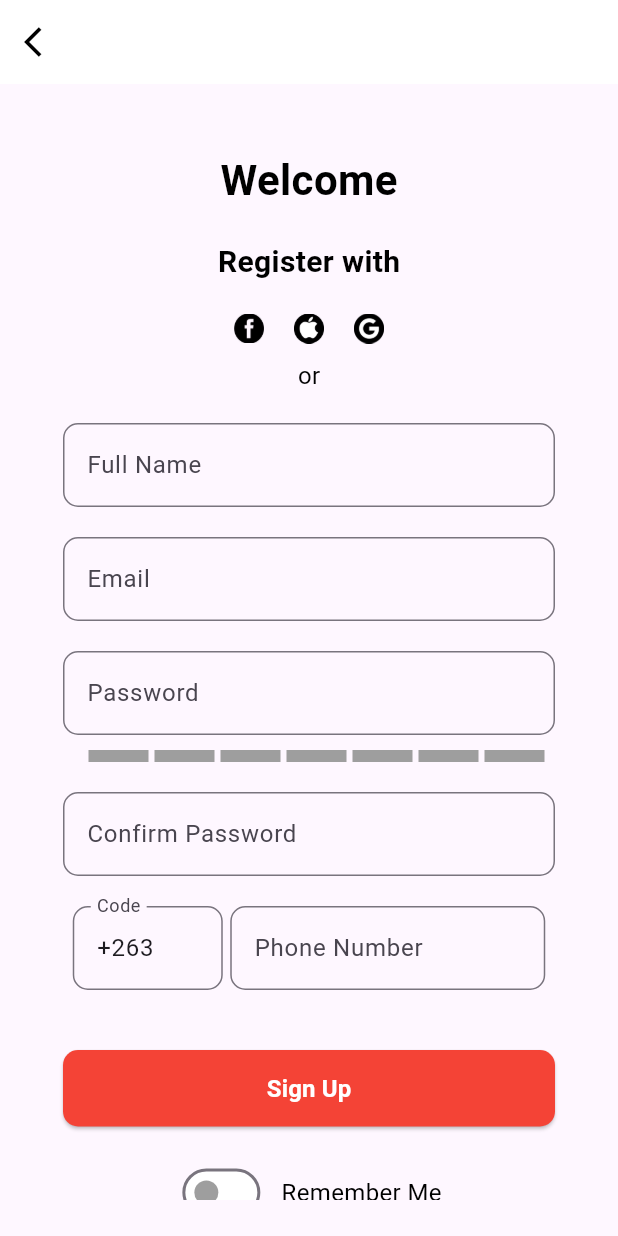
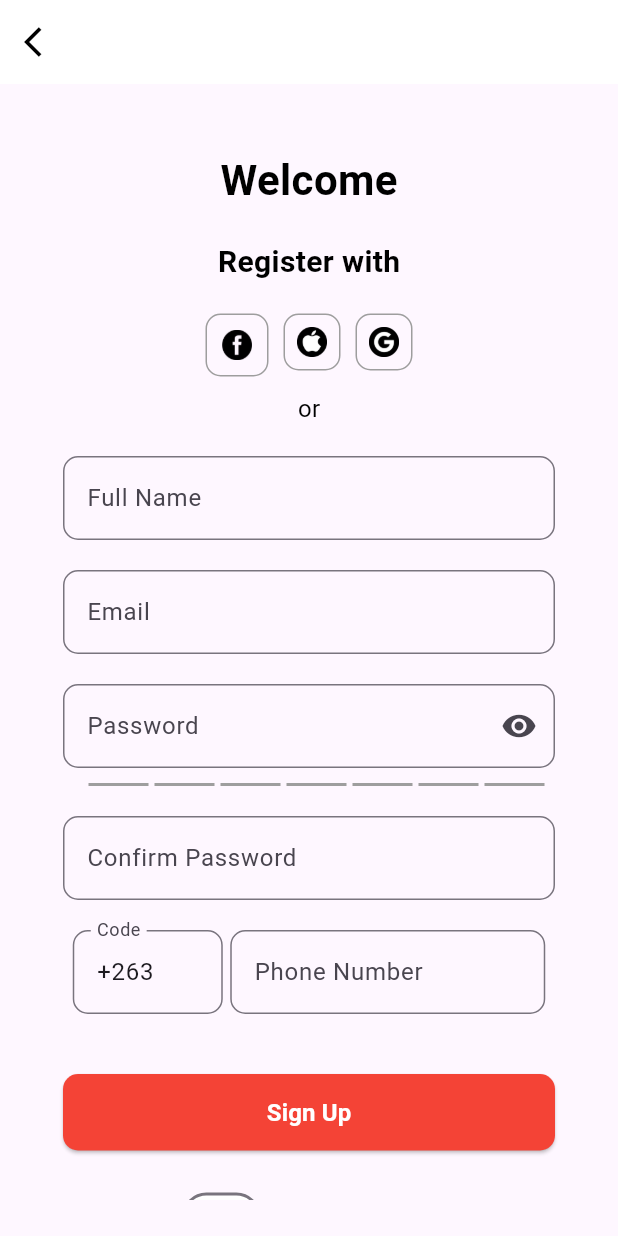
Before and after one commit to iamkonnect/FuelChecker, a Flutter app: the SignUpScreenV7 screen opened directly, on a phone screen of 412 x 824 dp. Run offline on Flutter 3.47's test engine with Material 3 defaults, Android fonts, the phone set to English and light mode, and no system bars; our stand-ins replace email_validator, google_maps_flutter, location.

Commit message:
fixed icons borders and password show/hidden toggle

```diff
--- a/lib/screens/signup_screen_v7.dart
+++ b/lib/screens/signup_screen_v7.dart
@@ -10,11 +10,21 @@ class SignUpScreenV7 extends StatefulWidget {
 }
 
 class SignUpScreenV7State extends State<SignUpScreenV7> {
+  bool _obscureText = true; // To toggle password visibility
+
+  void _togglePasswordVisibility() {
+    setState(() {
+      _obscureText = !_obscureText;
+    });
+  }
+
   final TextEditingController _fullNameController = TextEditingController();
   final TextEditingController _emailController = TextEditingController();
   final TextEditingController _passwordController = TextEditingController();
-  final TextEditingController _confirmPasswordController = TextEditingController();
-  final TextEditingController _countryCodeController = TextEditingController(text: '+263');
+  final TextEditingController _confirmPasswordController =
+      TextEditingController();
+  final TextEditingController _countryCodeController =
+      TextEditingController(text: '+263');
   final TextEditingController _phoneController = TextEditingController();
   Color _passwordStrengthColor = Colors.black;
   String _passwordStrength = '';
@@ -62,7 +72,8 @@ class SignUpScreenV7State extends State<SignUpScreenV7> {
     Navigator.push(
       context,
       MaterialPageRoute(
-        builder: (context) => OtpVerificationScreenV4(phoneNumber: _phoneController.text),
+        builder: (context) =>
+            OtpVerificationScreenV4(phoneNumber: _phoneController.text),
       ),
     );
   }
@@ -96,22 +107,67 @@ class SignUpScreenV7State extends State<SignUpScreenV7> {
                 const SizedBox(height: 20),
                 const Text(
                   'Welcome',
-                  style: TextStyle(fontSize: 28, fontWeight: FontWeight.bold, color: Colors.black), // Increased size and bold
+                  style: TextStyle(
+                      fontSize: 28,
+                      fontWeight: FontWeight.bold,
+                      color: Colors.black), // Increased size and bold
                 ),
                 const SizedBox(height: 20),
-                const Text('Register with', style: TextStyle(fontSize: 20, fontWeight: FontWeight.bold, color: Colors.black)),
+                const Text('Register with',
+                    style: TextStyle(
+                        fontSize: 20,
+                        fontWeight: FontWeight.bold,
+                        color: Colors.black)),
                 const SizedBox(height: 20),
                 Wrap(
                   alignment: WrapAlignment.center,
-                  spacing: 20,
+                  spacing: 10, // Reduced the spacing between icons
                   children: [
-                    Image.asset('lib/assets/images/Facebook Icon.png', width: 20, height: 20), // Updated Facebook icon name
-                    Image.asset('lib/assets/images/apple icon logo.png', width: 20, height: 20), // Updated Apple icon
-                    Image.asset('lib/assets/images/Black Google Icon.png', width: 20, height: 20), // Google icon
+                    Container(
+                      padding: const EdgeInsets.all(
+                          10), // Reduced padding inside the icon container
+                      decoration: BoxDecoration(
+                        border: Border.all(
+                            color: Colors.grey), // Add a border with a color
+                        borderRadius: BorderRadius.circular(
+                            10), // Slightly rounded corners
+                      ),
+                      child: Image.asset(
+                        'lib/assets/images/Facebook Icon.png',
+                        width: 20,
+                        height: 20,
+                      ),
+                    ),
+                    Container(
+                      padding: const EdgeInsets.all(8),
+                      decoration: BoxDecoration(
+                        border: Border.all(color: Colors.grey),
+                        borderRadius: BorderRadius.circular(10),
+                      ),
+                      child: Image.asset(
+                        'lib/assets/images/apple icon logo.png',
+                        width: 20,
+                        height: 20,
+                      ),
+                    ),
+                    Container(
+                      padding: const EdgeInsets.all(8),
+                      decoration: BoxDecoration(
+                        border: Border.all(color: Colors.grey),
+                        borderRadius: BorderRadius.circular(10),
+                      ),
+                      child: Image.asset(
+                        'lib/assets/images/Black Google Icon.png',
+                        width: 20,
+                        height: 20,
+                      ),
+                    ),
                   ],
                 ),
+
                 const SizedBox(height: 10),
-                const Text('or', style: TextStyle(fontSize: 16, color: Colors.black)),
+                const Text('or',
+                    style: TextStyle(fontSize: 16, color: Colors.black)),
                 const SizedBox(height: 20),
                 SizedBox(
                   width: 328,
@@ -119,7 +175,8 @@ class SignUpScreenV7State extends State<SignUpScreenV7> {
                     controller: _fullNameController,
                     decoration: InputDecoration(
                       labelText: 'Full Name',
-                      border: OutlineInputBorder(borderRadius: BorderRadius.circular(10)),
+                      border: OutlineInputBorder(
+                          borderRadius: BorderRadius.circular(10)),
                     ),
                   ),
                 ),
@@ -130,7 +187,8 @@ class SignUpScreenV7State extends State<SignUpScreenV7> {
                     controller: _emailController,
                     decoration: InputDecoration(
                       labelText: 'Email',
-                      border: OutlineInputBorder(borderRadius: BorderRadius.circular(10)),
+                      border: OutlineInputBorder(
+                          borderRadius: BorderRadius.circular(10)),
                     ),
                   ),
                 ),
@@ -139,42 +197,53 @@ class SignUpScreenV7State extends State<SignUpScreenV7> {
                   width: 328,
                   child: TextField(
                     controller: _passwordController,
+                    obscureText: _obscureText,
                     decoration: InputDecoration(
                       labelText: 'Password',
-                      border: OutlineInputBorder(borderRadius: BorderRadius.circular(10)),
+                      border: OutlineInputBorder(
+                          borderRadius: BorderRadius.circular(10)),
+                      suffixIcon: IconButton(
+                        icon: Icon(
+                          _obscureText
+                              ? Icons.visibility
+                              : Icons.visibility_off,
+                        ),
+                        onPressed: _togglePasswordVisibility,
+                      ),
                     ),
-                    obscureText: true,
-                    onChanged: (value) {
-                      setState(() {
-                        evaluatePasswordStrength(value);
-                      });
-                    },
                   ),
                 ),
                 const SizedBox(height: 10),
                 Row(
-                  mainAxisAlignment: MainAxisAlignment.center, // Align to the center
+                  mainAxisAlignment:
+                      MainAxisAlignment.center, // Align to the center
                   children: [
                     const SizedBox(width: 10), // Align with input fields
                     for (int i = 0; i < 3; i++)
                       Container(
                         width: 40, // Adjusted width for better visibility
-                        height: 8, // Increased height for better visibility
-                        color: _passwordStrengthColor == Colors.red ? Colors.red : Colors.grey,
+                        height: 2, // Increased height for better visibility
+                        color: _passwordStrengthColor == Colors.red
+                            ? Colors.red
+                            : Colors.grey,
                         margin: const EdgeInsets.symmetric(horizontal: 2),
                       ),
                     for (int i = 0; i < 1; i++)
                       Container(
                         width: 40, // Adjusted width for better visibility
-                        height: 8, // Increased height for better visibility
-                        color: _passwordStrengthColor == Colors.orange ? Colors.orange : Colors.grey,
+                        height: 2, // Increased height for better visibility
+                        color: _passwordStrengthColor == Colors.orange
+                            ? Colors.orange
+                            : Colors.grey,
                         margin: const EdgeInsets.symmetric(horizontal: 2),
                       ),
                     for (int i = 0; i < 3; i++)
                       Container(
                         width: 40, // Adjusted width for better visibility
-                        height: 8, // Increased height for better visibility
-                        color: _passwordStrengthColor == Colors.green ? Colors.green : Colors.grey,
+                        height: 2, // Increased height for better visibility
+                        color: _passwordStrengthColor == Colors.green
+                            ? Colors.green
+                            : Colors.grey,
                         margin: const EdgeInsets.symmetric(horizontal: 2),
                       ),
                   ],
@@ -186,7 +255,8 @@ class SignUpScreenV7State extends State<SignUpScreenV7> {
                     controller: _confirmPasswordController,
                     decoration: InputDecoration(
                       labelText: 'Confirm Password',
-                      border: OutlineInputBorder(borderRadius: BorderRadius.circular(10)),
+                      border: OutlineInputBorder(
+                          borderRadius: BorderRadius.circular(10)),
                     ),
                     obscureText: true,
                   ),
@@ -201,18 +271,23 @@ class SignUpScreenV7State extends State<SignUpScreenV7> {
                         controller: _countryCodeController,
                         decoration: InputDecoration(
                           labelText: 'Code',
-                          border: OutlineInputBorder(borderRadius: BorderRadius.circular(10)),
+                          border: OutlineInputBorder(
+                              borderRadius: BorderRadius.circular(10)),
                         ),
                       ),
                     ),
-                    const SizedBox(width: 5), // Reduced space between fields for better alignment
+                    const SizedBox(
+                        width:
+                            5), // Reduced space between fields for better alignment
                     SizedBox(
-                      width: 210, // Increased width for the Phone Number input field
+                      width:
+                          210, // Increased width for the Phone Number input field
                       child: TextField(
                         controller: _phoneController,
                         decoration: InputDecoration(
                           labelText: 'Phone Number',
-                          border: OutlineInputBorder(borderRadius: BorderRadius.circular(10)),
+                          border: OutlineInputBorder(
+                              borderRadius: BorderRadius.circular(10)),
                         ),
                       ),
                     ),
@@ -223,26 +298,36 @@ class SignUpScreenV7State extends State<SignUpScreenV7> {
                 ElevatedButton(
                   style: ElevatedButton.styleFrom(
                     backgroundColor: Colors.red,
-                    shape: RoundedRectangleBorder(borderRadius: BorderRadius.circular(10)),
+                    shape: RoundedRectangleBorder(
+                        borderRadius: BorderRadius.circular(10)),
                     minimumSize: const Size(328, 51), // Set the button size
                   ),
                   onPressed: _signUp,
-                  child: const Text('Sign Up', style: TextStyle(fontSize: 16, fontWeight: FontWeight.bold, color: Colors.white)),
+                  child: const Text('Sign Up',
+                      style: TextStyle(
+                          fontSize: 16,
+                          fontWeight: FontWeight.bold,
+                          color: Colors.white)),
                 ),
-                const SizedBox(height: 20), // Spacing before the Remember Me section
+                const SizedBox(
+                    height: 20), // Spacing before the Remember Me section
                 Row(
                   mainAxisAlignment: MainAxisAlignment.center,
                   children: [
                     Switch(
-                      value: _rememberMe, // Use the state variable for the switch
+                      value:
+                          _rememberMe, // Use the state variable for the switch
                       onChanged: (value) {
                         setState(() {
                           _rememberMe = value; // Update the state when toggled
                         });
                       },
-                      activeColor: Colors.red, // Color when the switch is active
-                      inactiveTrackColor: Colors.white, // Set inactive track color to white
-                      inactiveThumbColor: Colors.grey, // Set inactive thumb color to grey
+                      activeColor:
+                          Colors.red, // Color when the switch is active
+                      inactiveTrackColor:
+                          Colors.white, // Set inactive track color to white
+                      inactiveThumbColor:
+                          Colors.grey, // Set inactive thumb color to grey
                     ),
                     const SizedBox(width: 10), // Space between switch and text
                     const Text(
@@ -254,7 +339,9 @@ class SignUpScreenV7State extends State<SignUpScreenV7> {
                     ),
                   ],
                 ),
-                const SizedBox(height: 20), // Additional spacing after the Remember Me section
+                const SizedBox(
+                    height:
+                        20), // Additional spacing after the Remember Me section
               ],
             ),
           ),
```
Also changed, not shown: pubspec.lock.
